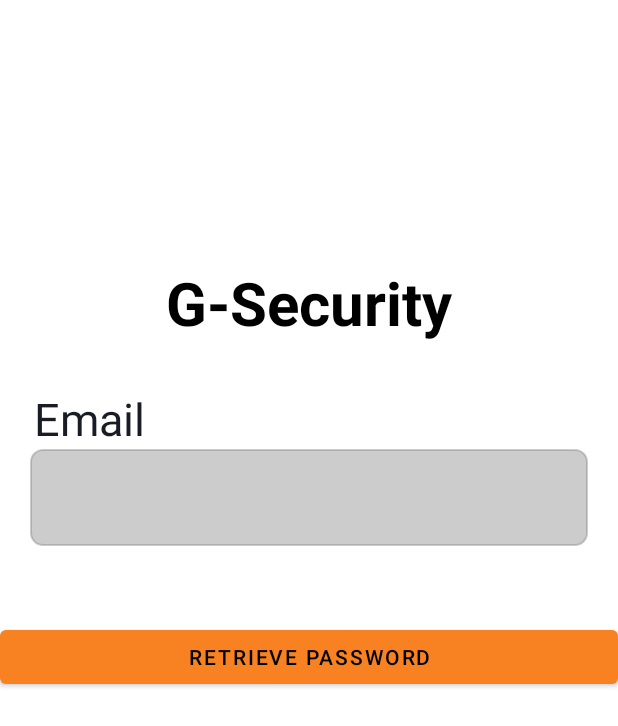
After one commit to mikegarcia8748/GSecurity, an Android app: the Activity_ForgotPassword screen opened directly, with no data from a screen before it, on a phone screen of 412 x 824 dp. The commit adds this screen. Shown: the top 726 px of the screen. Run offline under Robolectric (Android 15) with nearby library versions, the phone set to English and light mode, and no system bars.

Commit message:
forgotpassword

```diff
--- a/app/src/main/AndroidManifest.xml
+++ b/app/src/main/AndroidManifest.xml
@@ -23,6 +23,8 @@
         <activity
             android:name=".Activity_Login"
             android:exported="true" />
+        <activity android:name=".Activity_ForgotPassword"
+            android:exported="false"/>
     </application>
 
 </manifest>
--- /dev/null
+++ b/app/src/main/java/org/rmj/guanzongroup/gsecurity/Activity_ForgotPassword.java
@@ -0,0 +1,19 @@
+package org.rmj.guanzongroup.gsecurity;
+
+import androidx.appcompat.app.AppCompatActivity;
+
+import android.content.Intent;
+import android.os.Bundle;
+import android.view.View;
+import android.widget.TextView;
+
+public class Activity_ForgotPassword extends AppCompatActivity {
+
+
+    @Override
+    protected void onCreate(Bundle savedInstanceState) {
+        super.onCreate(savedInstanceState);
+        setContentView(R.layout.activity_forgot_password);
+
+    }
+}
--- a/app/src/main/java/org/rmj/guanzongroup/gsecurity/Activity_LoadScreen.java
+++ b/app/src/main/java/org/rmj/guanzongroup/gsecurity/Activity_LoadScreen.java
@@ -18,7 +18,7 @@ Handler handler;
         handler.postDelayed(new Runnable() {
             @Override
             public void run() {
-                Intent intent = new Intent(Activity_LoadScreen.this, MainActivity.class);
+                Intent intent = new Intent(Activity_LoadScreen.this, Activity_Login.class);
                 startActivity(intent);
                 finish();
             }
--- a/app/src/main/java/org/rmj/guanzongroup/gsecurity/Activity_Login.java
+++ b/app/src/main/java/org/rmj/guanzongroup/gsecurity/Activity_Login.java
@@ -10,14 +10,22 @@ import android.widget.TextView;
 public class  Activity_Login extends AppCompatActivity {
 
     TextView CreatNewAccount;
+    TextView forgotmypassword;
 
 
     @Override
     protected void onCreate(Bundle savedInstanceState) {
         super.onCreate(savedInstanceState);
         setContentView(R.layout.activity_login);
+        forgotmypassword=findViewById(R.id.forgotpassword);
+        forgotmypassword.setOnClickListener(new View.OnClickListener() {
+            @Override
+            public void onClick(View v) {
+                startActivity(new Intent(Activity_Login.this,Activity_ForgotPassword.class));
+            }
+        });
+
         CreatNewAccount=findViewById(R.id.createAnAccount);
-
         CreatNewAccount.setOnClickListener(new View.OnClickListener() {
             @Override
             public void onClick(View v) {
--- /dev/null
+++ b/app/src/main/res/layout/activity_forgot_password.xml
@@ -0,0 +1,63 @@
+<?xml version="1.0" encoding="utf-8"?>
+<androidx.constraintlayout.widget.ConstraintLayout
+    xmlns:android="http://schemas.android.com/apk/res/android"
+    xmlns:app="http://schemas.android.com/apk/res-auto"
+    xmlns:tools="http://schemas.android.com/tools"
+    android:layout_width="match_parent"
+    android:layout_height="match_parent"
+    tools:context=".Activity_ForgotPassword">
+
+    <TextView
+        android:id="@+id/textView10"
+        android:layout_width="match_parent"
+        android:layout_height="wrap_content"
+        android:gravity="center"
+        android:text="G-Security"
+        android:textColor="@color/black"
+        android:textSize="40sp"
+        android:textStyle="bold"
+        app:layout_constraintBottom_toBottomOf="parent"
+        app:layout_constraintTop_toTopOf="parent"
+        app:layout_constraintVertical_bias="0.227"
+        tools:layout_editor_absoluteX="-16dp" />
+
+    <TextView
+        android:id="@+id/textView2"
+        android:layout_width="wrap_content"
+        android:layout_height="wrap_content"
+        android:text="Email"
+        android:textSize="30sp"
+        app:layout_constraintBottom_toTopOf="@+id/inputEmail"
+        app:layout_constraintEnd_toEndOf="@+id/inputEmail"
+        app:layout_constraintHorizontal_bias="0.01"
+        app:layout_constraintStart_toStartOf="@+id/inputEmail" />
+
+    <EditText
+        android:id="@+id/inputEmail"
+        android:layout_width="0dp"
+        android:layout_height="wrap_content"
+        android:layout_marginStart="20dp"
+        android:layout_marginEnd="20dp"
+        android:background="@drawable/bg"
+        android:backgroundTint="#66808080"
+        android:ems="10"
+        android:inputType="textEmailAddress"
+        android:paddingTop="10dp"
+        android:paddingBottom="30dp"
+        app:layout_constraintBottom_toBottomOf="parent"
+        app:layout_constraintEnd_toEndOf="parent"
+        app:layout_constraintHorizontal_bias="0.0"
+        app:layout_constraintStart_toStartOf="parent"
+        app:layout_constraintTop_toBottomOf="@+id/textView10"
+        app:layout_constraintVertical_bias="0.133" />
+
+    <Button
+        android:layout_width="match_parent"
+        android:layout_height="wrap_content"
+        android:text="Retrieve Password"
+        app:layout_constraintBottom_toBottomOf="parent"
+        app:layout_constraintTop_toTopOf="@+id/textView10"
+        app:layout_constraintVertical_bias="0.398"
+        tools:layout_editor_absoluteX="0dp" />
+
+</androidx.constraintlayout.widget.ConstraintLayout>
--- a/app/src/main/res/layout/activity_login.xml
+++ b/app/src/main/res/layout/activity_login.xml
@@ -27,7 +27,7 @@
         android:text="G-Security"
         android:textColor="#000000"
         android:textSize="35sp"
-        android:textStyle="normal"
+        android:textStyle="bold"
         app:layout_constraintEnd_toEndOf="@+id/inputEmail"
         app:layout_constraintHorizontal_bias="0.0"
         app:layout_constraintStart_toStartOf="@+id/inputEmail"
--- a/app/src/main/res/values/themes.xml
+++ b/app/src/main/res/values/themes.xml
@@ -1,6 +1,6 @@
 <resources xmlns:tools="http://schemas.android.com/tools">
     <!-- Base application theme. -->
-    <style name="Theme.GSecurity" parent="Theme.MaterialComponents.DayNight.DarkActionBar">
+    <style name="Theme.GSecurity" parent="Theme.MaterialComponents.DayNight.NoActionBar">
         <!-- Primary brand color. -->
         <item name="colorPrimary">@color/colorPrimaryLight</item>
         <item name="colorPrimaryVariant">@color/colorPrimaryVariantLight</item>
```
